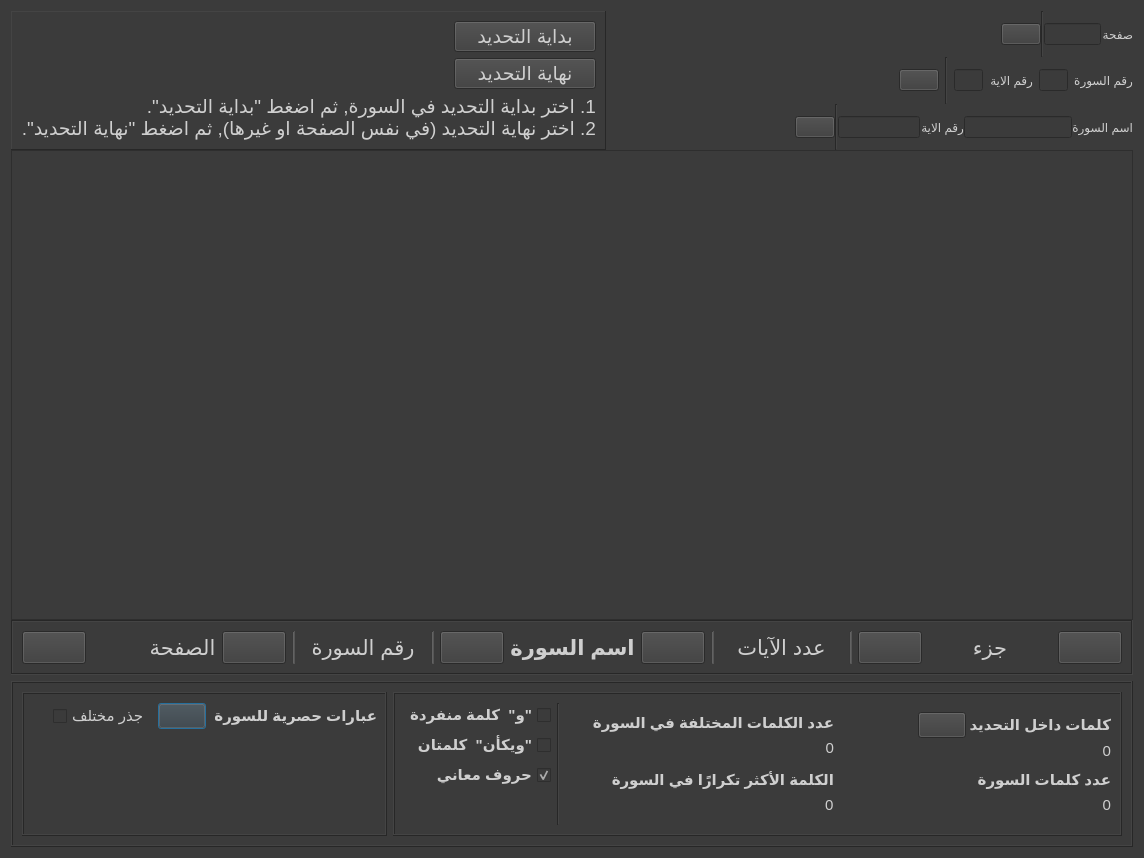
Before: the Qt Designer form gui/mushaf_view_dialog/mushaf_view.ui in masalha-alaa/quran-counter, drawn with Qt 5.
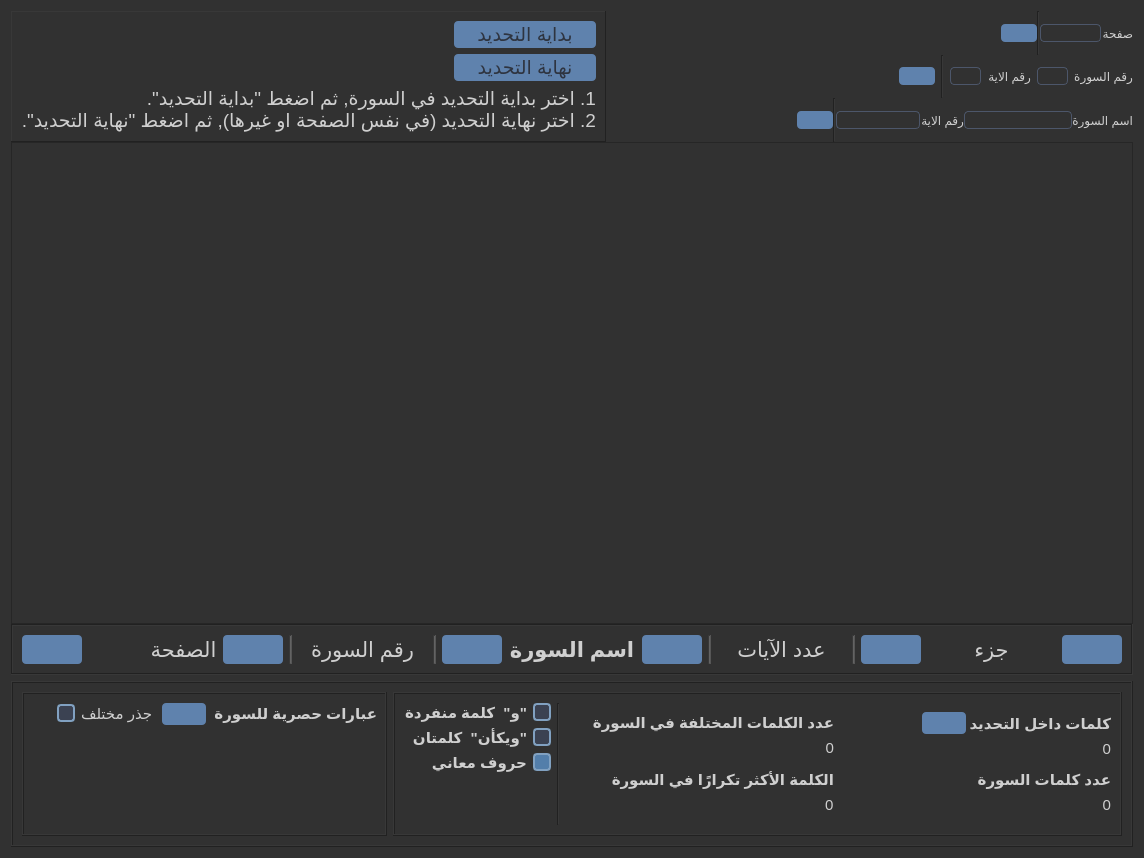
After: the same form once the commit is applied. Icons and pictures are not drawn.

What changed in the file:
```diff
--- a/gui/mushaf_view_dialog/mushaf_view.ui
+++ b/gui/mushaf_view_dialog/mushaf_view.ui
@@ -14,9 +14,52 @@
    <string>متصفح القرآن</string>
   </property>
   <property name="styleSheet">
-   <string notr="true">background-color: rgb(59, 59, 59);
-color: rgb(207, 207, 207);
-font: 400 18pt &quot;Calibri&quot;;</string>
+   <string notr="true">QWidget {
+    background-color: rgb(49, 49, 49);
+    color: rgb(207, 207, 207);
+    font: 400 18pt &quot;Calibri&quot;;
+}
+
+/* Line edit styling */
+QLineEdit {
+    border: 1px solid #4C566A;
+    border-radius: 4px;
+}
+
+/* Checkbox styling */
+QCheckBox::indicator {
+    width: 14px;
+    height: 14px;
+    border: 2px solid #81A1C1;
+    border-radius: 4px;
+    background-color: #3B4252;
+}
+
+QCheckBox::indicator:checked {
+    background-color: #537EAA;
+}
+
+/* Button styling */
+QPushButton {
+    background-color: #5F82AD;
+    color: #2E3440;
+    border: none;
+    border-radius: 4px;
+    padding: 2px 2px;
+}
+
+QPushButton:hover {
+    background-color: #81A1C1;
+}
+
+QPushButton:pressed {
+    background-color: #6E90B5;
+}
+
+QPushButton:disabled {
+    background-color: #838383;
+}
+</string>
   </property>
   <layout class="QVBoxLayout" name="verticalLayout_7" stretch="4,1">
    <item>
```
